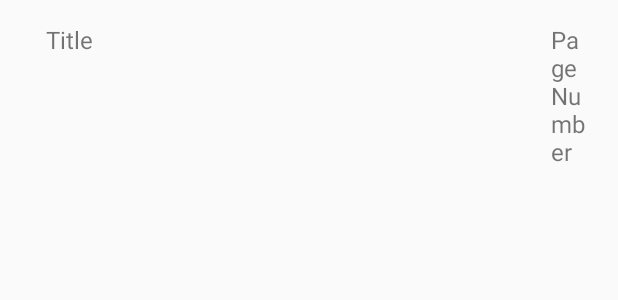
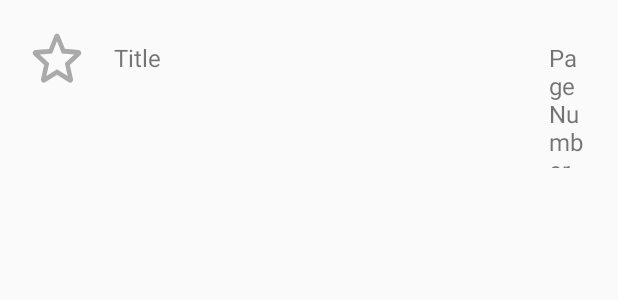
Before and after one commit to Tyranwyn/codex-bruxellensis, an Android app: the layout layout_song_item.xml on its own in the app's theme, with its tools: preview values and no code run, on a phone screen of 412 x 824 dp. Shown: the top 300 px of the screen. Run offline under Robolectric (Android 15) with nearby library versions, the phone set to English and light mode, and no system bars.

```diff
--- a/app/src/main/java/com/fux/codexbruxellensis/model/Song.java
+++ b/app/src/main/java/com/fux/codexbruxellensis/model/Song.java
@@ -8,14 +8,14 @@ public class Song implements Serializable {
     private String title;
     private String bgInfo;
     private String lyrics;
-    private boolean removed;
-    private Integer page;
-
     private String associationName;
     private String associationInfo;
     private String battleCryName;
     private String battleCryInfo;
     private String battleCry;
+
+    private Integer page;
+    private boolean removed;
 
     public Song() {}
 
--- /dev/null
+++ b/app/src/main/res/drawable/ic_round_star_24px.xml
@@ -0,0 +1,9 @@
+<vector xmlns:android="http://schemas.android.com/apk/res/android"
+    android:width="24dp"
+    android:height="24dp"
+    android:viewportWidth="24"
+    android:viewportHeight="24">
+  <path
+      android:fillColor="@android:color/darker_gray"
+      android:pathData="M12,17.27l4.15,2.51c0.76,0.46 1.69,-0.22 1.49,-1.08l-1.1,-4.72l3.67,-3.18c0.67,-0.58 0.31,-1.68 -0.57,-1.75l-4.83,-0.41l-1.89,-4.46c-0.34,-0.81 -1.5,-0.81 -1.84,0L9.19,8.63L4.36,9.04c-0.88,0.07 -1.24,1.17 -0.57,1.75l3.67,3.18l-1.1,4.72c-0.2,0.86 0.73,1.54 1.49,1.08L12,17.27z"/>
+</vector>
--- /dev/null
+++ b/app/src/main/res/drawable/ic_round_star_border_24px.xml
@@ -0,0 +1,9 @@
+<vector xmlns:android="http://schemas.android.com/apk/res/android"
+    android:width="24dp"
+    android:height="24dp"
+    android:viewportWidth="24"
+    android:viewportHeight="24">
+  <path
+      android:fillColor="@android:color/darker_gray"
+      android:pathData="M19.65,9.04l-4.84,-0.42l-1.89,-4.45c-0.34,-0.81 -1.5,-0.81 -1.84,0L9.19,8.63L4.36,9.04c-0.88,0.07 -1.24,1.17 -0.57,1.75l3.67,3.18l-1.1,4.72c-0.2,0.86 0.73,1.54 1.49,1.08L12,17.27l4.15,2.51c0.76,0.46 1.69,-0.22 1.49,-1.08l-1.1,-4.73l3.67,-3.18C20.88,10.21 20.53,9.11 19.65,9.04zM12,15.4l-3.76,2.27l1,-4.28l-3.32,-2.88l4.38,-0.38L12,6.1l1.71,4.04l4.38,0.38l-3.32,2.88l1,4.28L12,15.4z"/>
+</vector>
--- /dev/null
+++ b/app/src/main/res/drawable/ic_toggle.xml
@@ -0,0 +1,8 @@
+<?xml version="1.0" encoding="utf-8"?>
+<selector xmlns:android="http://schemas.android.com/apk/res/android">
+    <item android:state_checked="false"
+        android:drawable="@drawable/ic_round_star_border_24px" />
+
+    <item android:state_checked="true"
+        android:drawable="@drawable/ic_round_star_24px" />
+</selector>
--- /dev/null
+++ b/app/src/main/res/drawable/ic_toggle_bg.xml
@@ -0,0 +1,10 @@
+<?xml version="1.0" encoding="utf-8"?>
+<layer-list xmlns:android="http://schemas.android.com/apk/res/android">
+
+    <item android:id="@+id/background"
+        android:drawable="@android:color/transparent" />
+
+    <item android:id="@+id/toggle"
+        android:drawable="@drawable/ic_toggle" />
+
+</layer-list>
--- a/app/src/main/res/layout/layout_song_item.xml
+++ b/app/src/main/res/layout/layout_song_item.xml
@@ -4,14 +4,22 @@
     android:padding="15dp"
     android:id="@+id/parentLayout">
 
+    <ToggleButton
+        android:id="@+id/favoriteToggleButton"
+        android:layout_width="0dp"
+        android:layout_height="wrap_content"
+        android:layout_weight="0.12"
+        style="@style/toggleButton"
+        android:background="@drawable/ic_toggle_bg"/>
+
     <TextView
         android:id="@+id/listTitle"
         android:layout_width="0dp"
         android:layout_height="wrap_content"
         android:text="Title"
-        android:layout_marginStart="15dp"
         android:textSize="16sp"
-        android:layout_weight=".92"/>
+        android:layout_weight=".80"
+        android:paddingLeft="15dp"/>
 
     <TextView
         android:id="@+id/listPageNumber"
--- a/app/src/main/res/values/strings.xml
+++ b/app/src/main/res/values/strings.xml
@@ -1,3 +1,4 @@
 <resources>
     <string name="app_name">Codex Bruxellensis</string>
+    <string name="songs_database">songs</string>
 </resources>
--- a/app/src/main/res/values/styles.xml
+++ b/app/src/main/res/values/styles.xml
@@ -5,4 +5,15 @@
         <!-- Customize your theme here. -->
     </style>
 
+    <style name="Widget.Button.Toggle" parent="android:Widget">
+        <item name="android:background">@drawable/ic_toggle_bg</item>
+        <item name="android:disabledAlpha">?android:attr/disabledAlpha</item>
+    </style>
+
+    <style name="toggleButton"  parent="Theme.AppCompat">
+        <item name="android:buttonStyleToggle">@style/Widget.Button.Toggle</item>
+        <item name="android:textOn"></item>
+        <item name="android:textOff"></item>
+    </style>
+
 </resources>
```
Also changed, not shown: app/src/main/java/com/fux/codexbruxellensis/MainActivity.java (+12 -6 lines), app/src/main/java/com/fux/codexbruxellensis/adapters/SongFirebaseRecyclerAdapter.java (+24 -1 lines), app/src/main/java/com/fux/codexbruxellensis/model/Preferences.java (added, +10 -0 lines), app/src/main/java/com/fux/codexbruxellensis/viewholders/SongHolder.java (+12 -1 lines), 2 other files.
